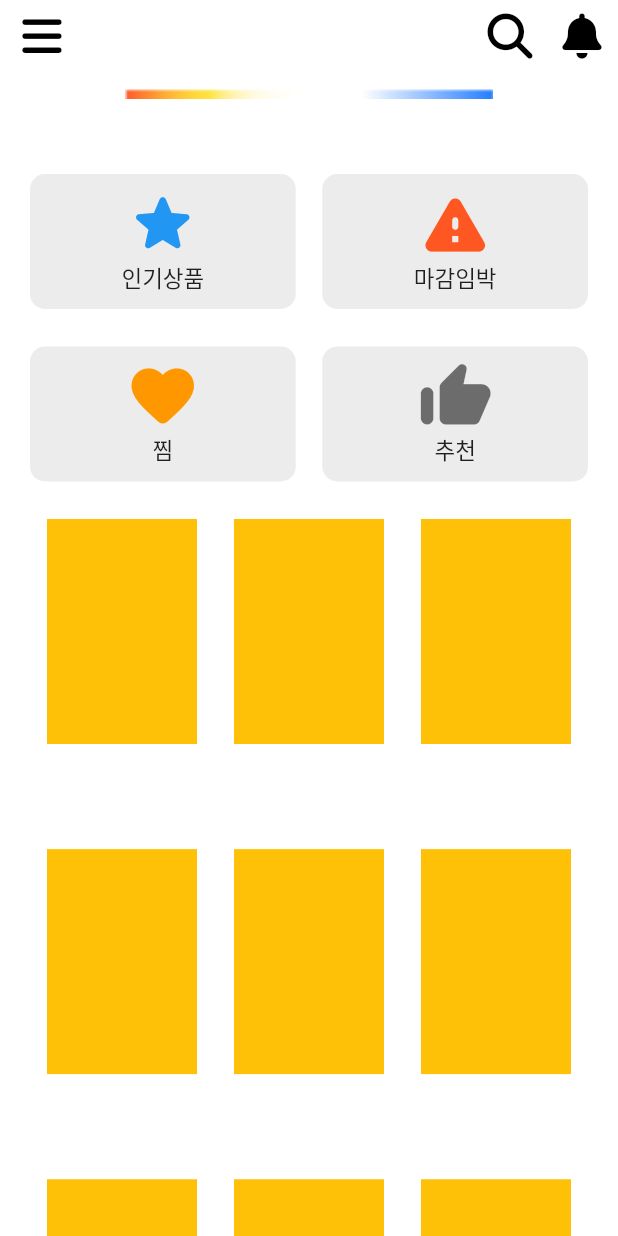
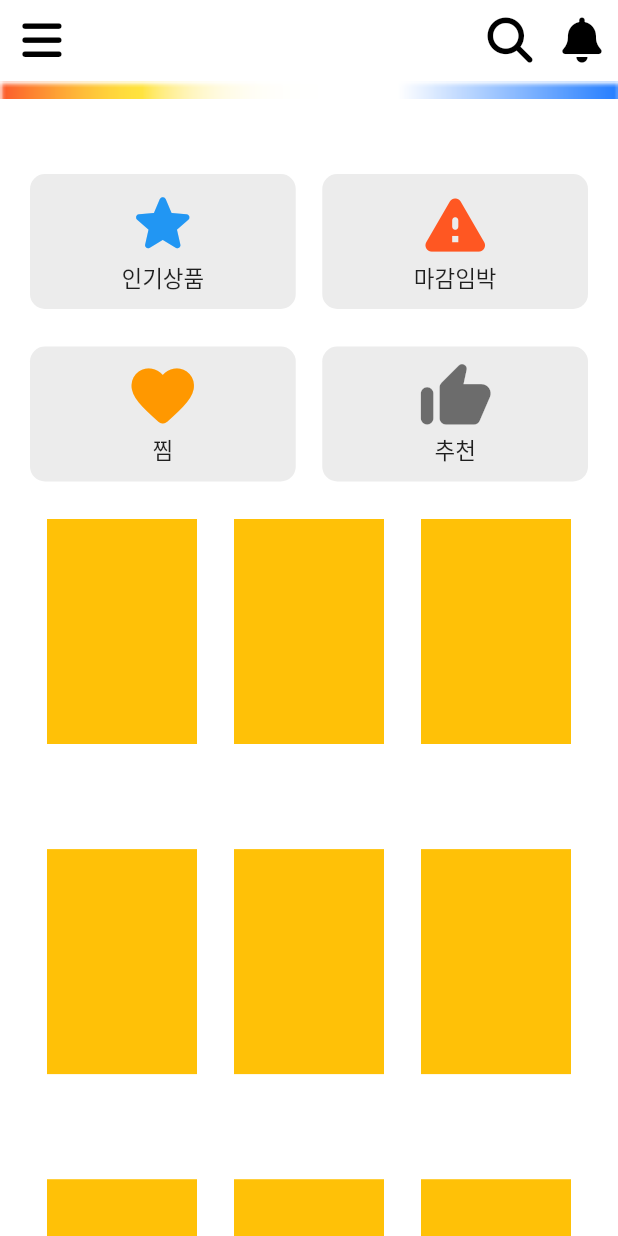
Before and after one commit to AsanHO/rayshop, a Flutter app: the HomeScreen screen opened directly, on a phone screen of 412 x 824 dp. Run offline on Flutter 3.47's test engine with Material 2 defaults, Android fonts, the phone set to English and light mode, and no system bars; our stand-ins replace firebase_auth, firebase_core, flutter_secure_storage, font_awesome_flutter, image_picker; accounts and stored records are empty.

Commit message:
spectrum img width bug fix

```diff
--- a/lib/home/home_screen.dart
+++ b/lib/home/home_screen.dart
@@ -42,13 +42,10 @@ class _HomeState extends State<HomeScreen> {
           ],
           bottom: PreferredSize(
             preferredSize: const Size.fromHeight(10),
-            child: Container(
-              alignment: Alignment.center,
-              padding: const EdgeInsets.only(top: 10),
-              child: Image.asset(
-                "assets/spectrum.png",
-                fit: BoxFit.fill,
-              ),
+            child: Image.asset(
+              "assets/spectrum.png",
+              fit: BoxFit.fill,
+              width: double.infinity,
             ),
           ),
         ),
@@ -60,9 +57,9 @@ class _HomeState extends State<HomeScreen> {
                 const SizedBox(
                   height: 30,
                 ),
-                const Row(
+                Row(
                   mainAxisAlignment: MainAxisAlignment.spaceBetween,
-                  children: [
+                  children: const [
                     Button(
                       text: '인기상품',
                       icon: Icon(
@@ -84,9 +81,9 @@ class _HomeState extends State<HomeScreen> {
                 const SizedBox(
                   height: 25,
                 ),
-                const Row(
+                Row(
                   mainAxisAlignment: MainAxisAlignment.spaceBetween,
-                  children: [
+                  children: const [
                     Button(
                       text: '찜',
                       icon: Icon(
```
